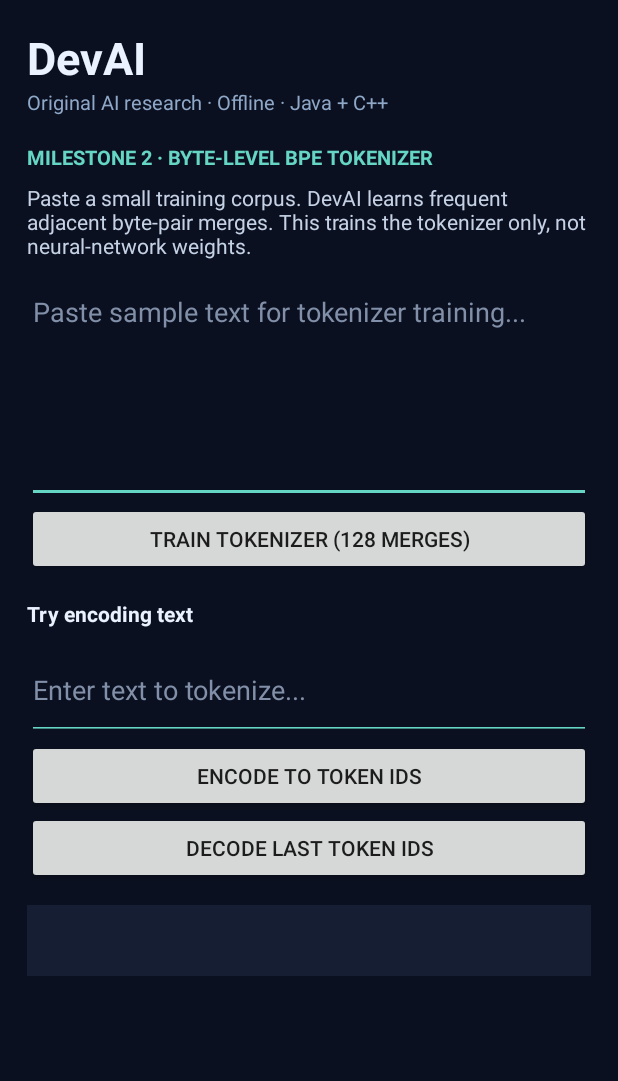
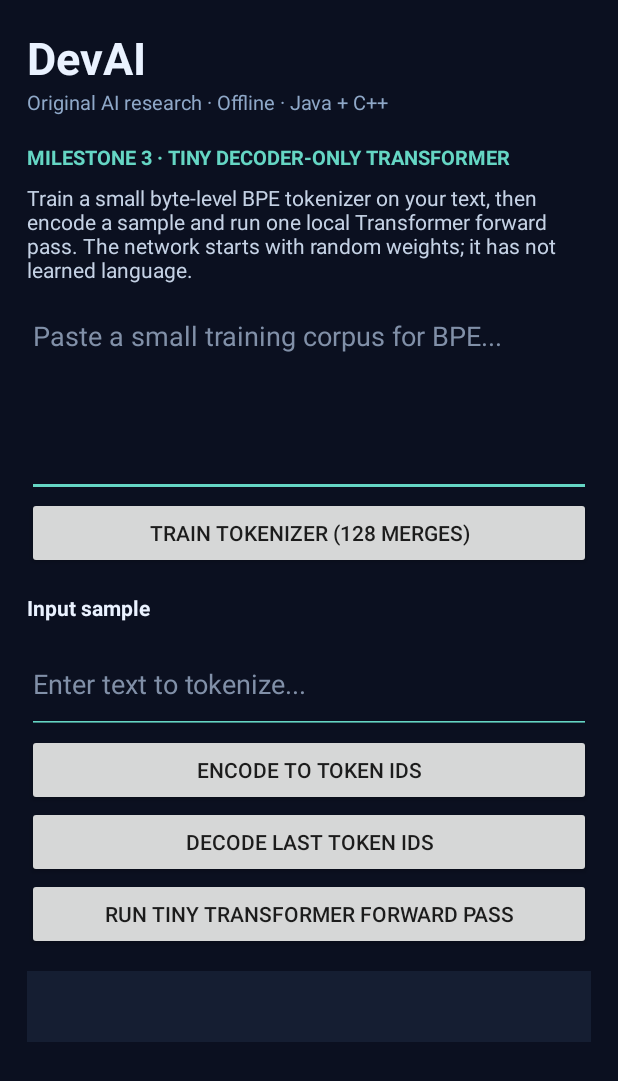
Before and after one commit to xsoftwareabdullah1-create/DevAI, an Android app: the screen it shows after launch (MainActivity), on a phone screen of 412 x 824 dp. Shown: the top 1081 px of the screen. Run offline under Robolectric (Android 15) with nearby library versions, the phone set to English and light mode, and no system bars; 2 statements that could not run were skipped.

Commit message:
Integrate tiny Transformer forward pass

```diff
--- a/app/src/main/res/layout/activity_main.xml
+++ b/app/src/main/res/layout/activity_main.xml
@@ -26,7 +26,7 @@
             android:layout_width="match_parent"
             android:layout_height="wrap_content"
             android:layout_marginTop="18dp"
-            android:text="MILESTONE 2 · BYTE-LEVEL BPE TOKENIZER"
+            android:text="MILESTONE 3 · TINY DECODER-ONLY TRANSFORMER"
             android:textColor="#65D6C4"
             android:textSize="13sp"
             android:textStyle="bold" />
@@ -34,18 +34,18 @@
             android:layout_width="match_parent"
             android:layout_height="wrap_content"
             android:layout_marginTop="8dp"
-            android:text="Paste a small training corpus. DevAI learns frequent adjacent byte-pair merges. This trains the tokenizer only, not neural-network weights."
+            android:text="Train a small byte-level BPE tokenizer on your text, then encode a sample and run one local Transformer forward pass. The network starts with random weights; it has not learned language."
             android:textColor="#C5D2E5"
             android:textSize="14sp" />
         <EditText
             android:id="@+id/trainingText"
             android:layout_width="match_parent"
-            android:layout_height="150dp"
+            android:layout_height="130dp"
             android:layout_marginTop="12dp"
             android:gravity="top|start"
-            android:hint="Paste sample text for tokenizer training..."
+            android:hint="Paste a small training corpus for BPE..."
             android:inputType="textMultiLine"
-            android:minLines="5"
+            android:minLines="4"
             android:textColor="#FFFFFF"
             android:textColorHint="#8190A8"
             android:backgroundTint="#65D6C4" />
@@ -58,7 +58,7 @@
             android:layout_width="match_parent"
             android:layout_height="wrap_content"
             android:layout_marginTop="16dp"
-            android:text="Try encoding text"
+            android:text="Input sample"
             android:textColor="#EAF2FF"
             android:textStyle="bold" />
         <EditText
@@ -82,6 +82,11 @@
             android:layout_width="match_parent"
             android:layout_height="wrap_content"
             android:text="Decode last token IDs" />
+        <Button
+            android:id="@+id/forwardButton"
+            android:layout_width="match_parent"
+            android:layout_height="wrap_content"
+            android:text="Run tiny Transformer forward pass" />
         <TextView
             android:id="@+id/outputText"
             android:layout_width="match_parent"
```
